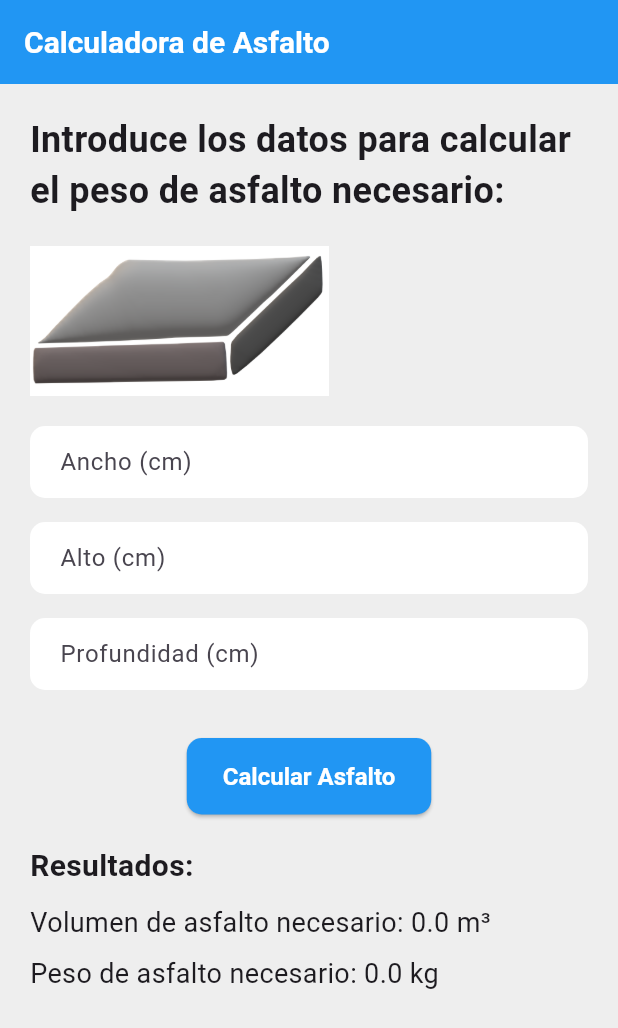
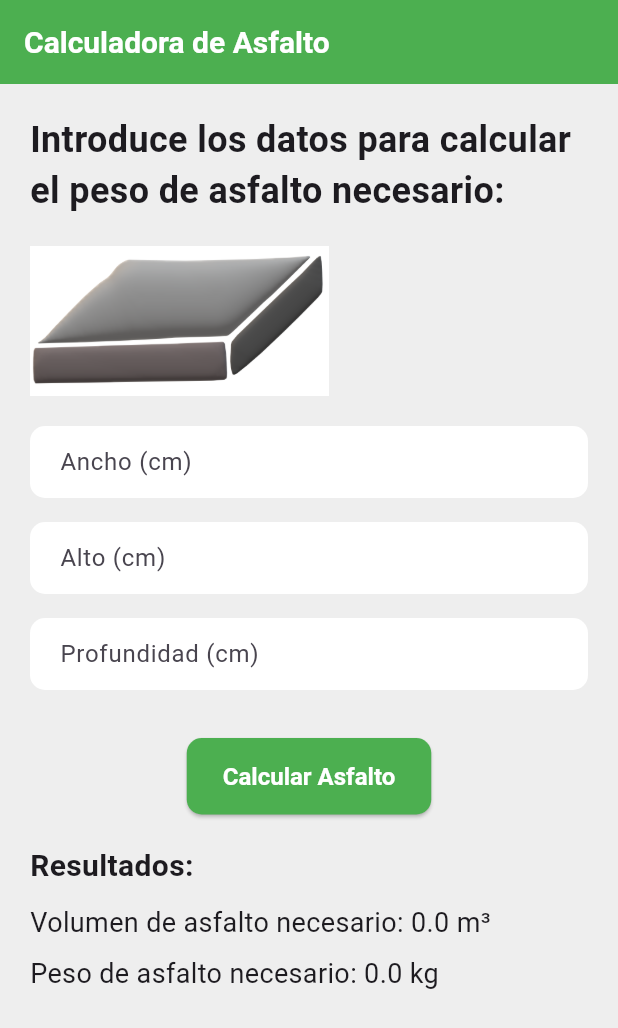
Before and after one commit to mgascons/calculadora_asfalto, a Flutter app: the screen it shows after launch, on a phone screen of 412 x 824 dp. Shown: the top 1028 px of the screen. Run offline on Flutter 3.47's test engine with Material 3 defaults, Android fonts, the phone set to English and light mode, and no system bars.

Commit message:
commit colores

```diff
--- a/lib/main.dart
+++ b/lib/main.dart
@@ -10,9 +10,9 @@ class MyApp extends StatelessWidget {
     return MaterialApp(
       title: 'Calculadora de Asfalto',
       theme: ThemeData(
-        primarySwatch: Colors.blue,
+        primarySwatch: Colors.green,
         appBarTheme: AppBarTheme(
-          backgroundColor: Colors.blue,
+          backgroundColor: Colors.green,
           titleTextStyle: TextStyle(
             fontSize: 20,
             fontWeight: FontWeight.bold,
@@ -34,7 +34,7 @@ class MyApp extends StatelessWidget {
         ),
         elevatedButtonTheme: ElevatedButtonThemeData(
           style: ElevatedButton.styleFrom(
-            backgroundColor: Colors.blue,
+            backgroundColor: Colors.green,
             foregroundColor: Colors.white,
             padding: EdgeInsets.symmetric(horizontal: 24, vertical: 16),
             textStyle: TextStyle(fontSize: 16, fontWeight: FontWeight.bold),
```
Also changed, not shown: 1 other file.
